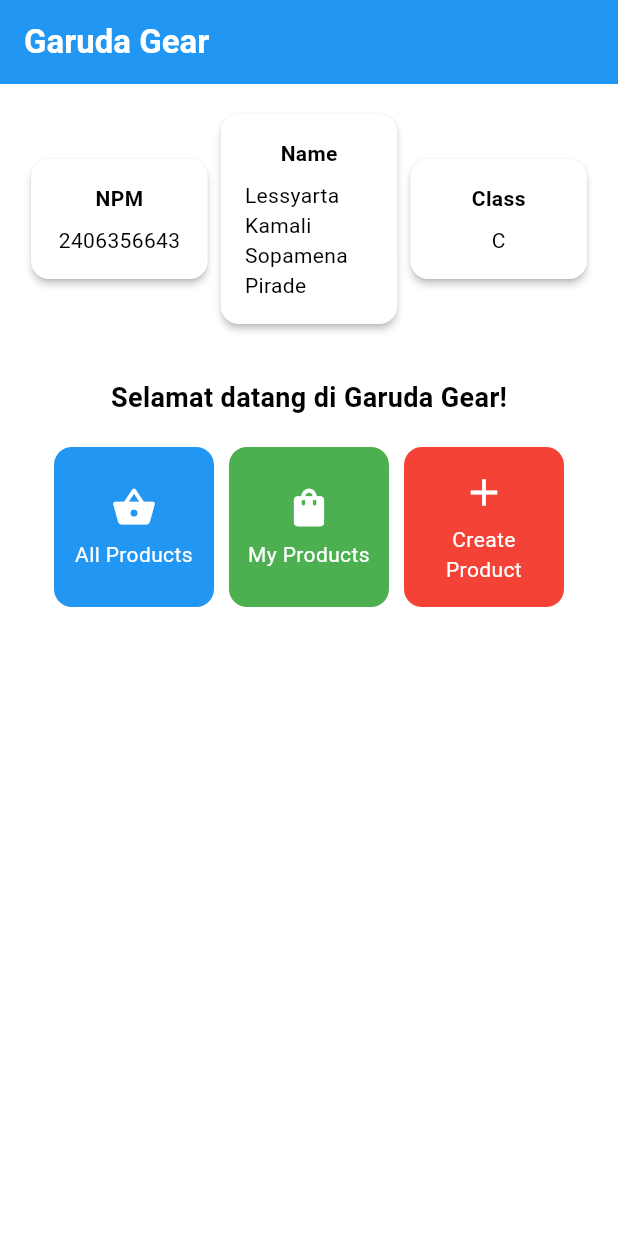
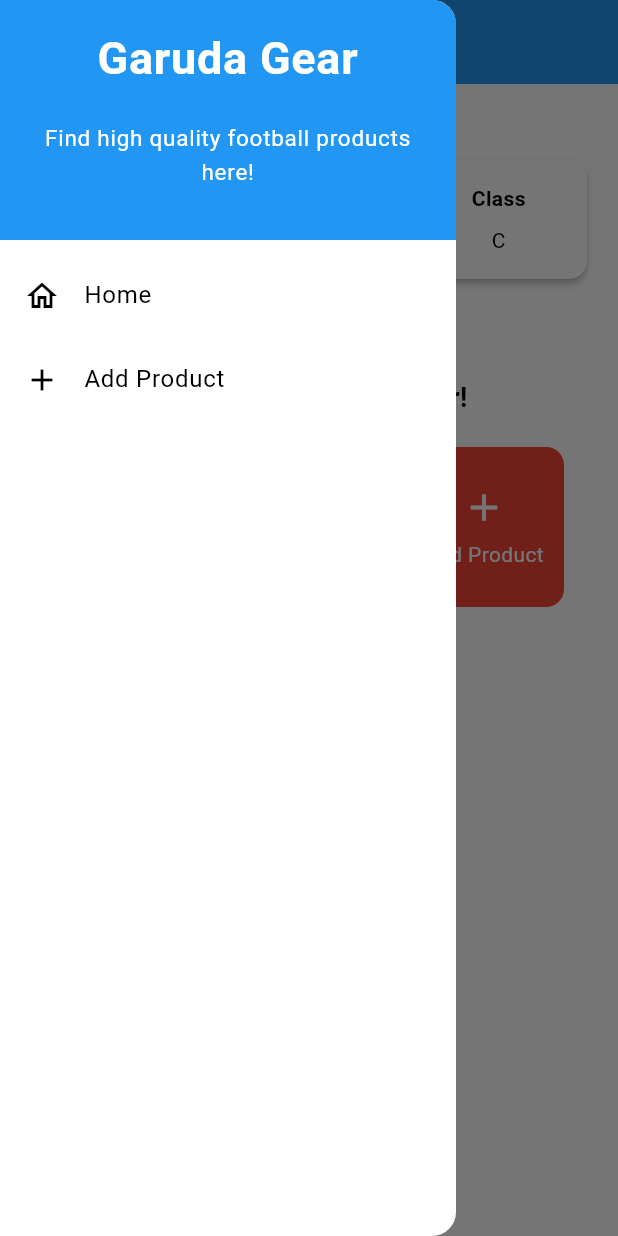
Before and after one commit to kamali-pirade/garuda-gear-mobile, a Flutter app: the screen it shows after launch, with the side drawer open (before the commit the screen has no drawer), on a phone screen of 412 x 824 dp. Run offline on Flutter 3.47's test engine with Material 3 defaults, Android fonts, the light colour scheme and no system bars.

Commit message:
Tugas 8 done

```diff
--- a/lib/main.dart
+++ b/lib/main.dart
@@ -1,5 +1,5 @@
 import 'package:flutter/material.dart';
-import 'package:garuda_gear/menu.dart';
+import 'package:garuda_gear/screens/menu.dart';
 
 void main() {
   runApp(const MyApp());
--- a/lib/menu.dart
+++ b/lib/screens/menu.dart
@@ -1,4 +1,7 @@
 import 'package:flutter/material.dart';
+import 'package:garuda_gear/widgets/left_drawer.dart';
+import 'package:garuda_gear/widgets/product_card.dart';
+import 'package:garuda_gear/screens/productlist_form.dart';
 
 class MyHomePage extends StatelessWidget {
   const MyHomePage({super.key});
@@ -9,9 +12,9 @@
 
   final List<ItemHomepage> items = const [
     // tiap item punya nama, icon, dan warna
-    ItemHomepage("All Products", Icons.shopping_basket, Colors.blue),
-    ItemHomepage("My Products", Icons.shopping_bag, Colors.green),
-    ItemHomepage("Create Product", Icons.add, Colors.red),
+    ItemHomepage("All Products", Icons.sports_soccer, Colors.blue),
+    ItemHomepage("My Products", Icons.shopping_basket, Colors.green),
+    ItemHomepage("Add Product", Icons.add, Colors.red),
   ];
 
   @override
@@ -28,6 +31,7 @@
         // Warna latar belakang AppBar diambil dari skema warna tema aplikasi.
         backgroundColor: Theme.of(context).colorScheme.primary,
       ),
+      drawer: LeftDrawer(),
       // Body halaman dengan padding di sekelilingnya.
       body: Padding(
         padding: const EdgeInsets.all(16.0),
@@ -57,7 +61,7 @@
                   const Padding(
                     padding: EdgeInsets.only(top: 16.0),
                     child: Text(
-                      'Selamat datang di Garuda Gear!',
+                      'Welcome to Garuda Gear!',
                       style: TextStyle(
                         fontWeight: FontWeight.bold,
                         fontSize: 18.0,
@@ -152,14 +156,21 @@
       child: InkWell(
         // Aksi ketika kartu ditekan.
         onTap: () {
-          // Menampilkan pesan SnackBar saat kartu ditekan.
-          ScaffoldMessenger.of(context)
-            ..hideCurrentSnackBar()
-            ..showSnackBar(
-              SnackBar(
-                content: Text("Kamu telah menekan tombol ${item.name}!"),
-              ),
+          // Handle navigation based on which card was tapped
+          if (item.name == "Add Product") {
+            // Navigate to ProductFormPage when Create Product is tapped
+            Navigator.push(
+              context,
+              MaterialPageRoute(builder: (context) => const ProductFormPage()),
             );
+          } else {
+            // Show SnackBar for other buttons
+            ScaffoldMessenger.of(context)
+              ..hideCurrentSnackBar()
+              ..showSnackBar(
+                SnackBar(content: Text("You've pressed ${item.name}!")),
+              );
+          }
         },
         // Container untuk menyimpan Icon dan Text
         child: Container(
--- /dev/null
+++ b/lib/widgets/left_drawer.dart
@@ -0,0 +1,70 @@
+import 'package:flutter/material.dart';
+import 'package:garuda_gear/screens/menu.dart';
+import 'package:garuda_gear/screens/productlist_form.dart';
+
+class LeftDrawer extends StatelessWidget {
+  const LeftDrawer({super.key});
+
+  @override
+  Widget build(BuildContext context) {
+    return Drawer(
+      child: ListView(
+        children: [
+          const DrawerHeader(
+            decoration: BoxDecoration(color: Colors.blue),
+            child: Column(
+              children: [
+                Text(
+                  'Garuda Gear',
+                  textAlign: TextAlign.center,
+                  style: TextStyle(
+                    fontSize: 30,
+                    fontWeight: FontWeight.bold,
+                    color: Colors.white,
+                  ),
+                ),
+                Padding(padding: EdgeInsets.all(10)),
+                Text(
+                  "Find high quality football products here!",
+                  // gaya teks center, font 15, putih, weight biasa
+                  textAlign: TextAlign.center,
+                  style: TextStyle(
+                    fontSize: 15,
+                    color: Colors.white,
+                    fontWeight: FontWeight.normal,
+                  ),
+                ),
+              ],
+            ),
+          ),
+          ListTile(
+            leading: const Icon(Icons.home_outlined),
+            title: const Text('Home'),
+            // Bagian redirection ke MyHomePage
+            onTap: () {
+              Navigator.pushReplacement(
+                context,
+                MaterialPageRoute(builder: (context) => const MyHomePage()),
+              );
+            },
+          ),
+          ListTile(
+            leading: const Icon(Icons.add),
+            title: const Text('Add Product'),
+            // Bagian redirection ke ProductFormPage
+            onTap: () {
+              // routing ke ProductFormPage
+              Navigator.pop(context); // Tutup drawer terlebih dahulu
+              Navigator.push(
+                context,
+                MaterialPageRoute(
+                  builder: (context) => const ProductFormPage(),
+                ),
+              );
+            },
+          ),
+        ],
+      ),
+    );
+  }
+}
```
Also changed, not shown: lib/screens/productlist_form.dart (added, +268 -0 lines), lib/widgets/product_card.dart (added, +60 -0 lines), 1 other file.
